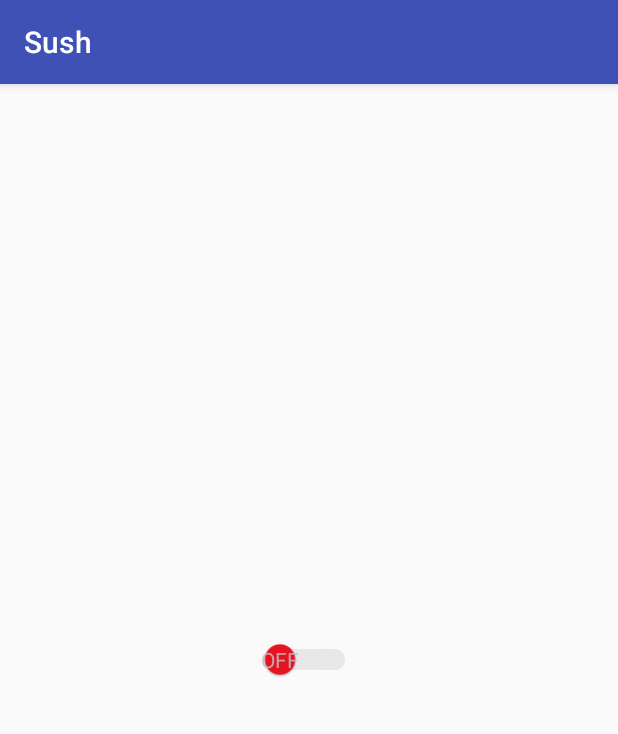
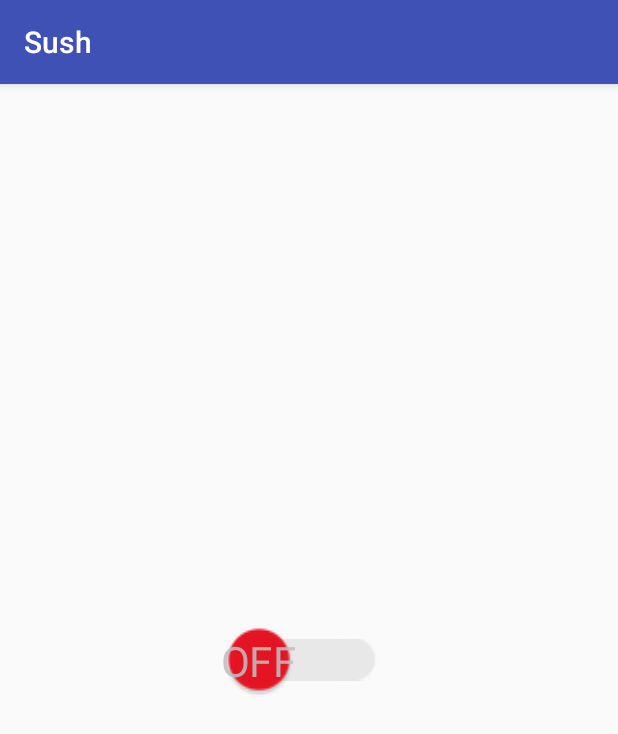
Before and after one commit to abhinavganguly1987/flip-sush, an Android app: the screen it shows after launch (SushMainActivity), on a phone screen of 412 x 824 dp. Shown: the top 734 px of the screen. Run offline under Robolectric (Android 15) with nearby library versions, the phone set to English and light mode, and no system bars.

Commit message:
added log switch and refactored on look and feel to make size of Toggle button big

```diff
--- /dev/null
+++ b/app/src/main/java/com/toto/sush/LogSwitch.java
@@ -0,0 +1,16 @@
+package com.toto.sush;
+
+/**
+ * Created by abhinavganguly on 28/05/2017.
+ */
+
+public class LogSwitch {
+
+    private static int LOG_LEVEL = 1;
+
+    public static boolean LOG_INFO = LOG_LEVEL>3;
+    public static boolean LOG_WARN = LOG_LEVEL>2;
+    public static boolean LOG_ERROR = LOG_LEVEL>0;
+
+
+}
--- a/app/src/main/res/layout/activity_sush_main.xml
+++ b/app/src/main/res/layout/activity_sush_main.xml
@@ -18,11 +18,10 @@
         android:layout_height="wrap_content"
         android:layout_centerInParent="true"
         android:textAlignment="center"
-        android:textStyle="bold"
+        android:textOn="@string/Switch_ON"
+        android:textOff="@string/Switch_OFF"
+        android:textSize="8sp"
+        android:theme="@style/susSwitch"
         app:showText="true"
-        app:switchMinWidth="70dp"
-        app:switchTextAppearance="@style/TextAppearance.AppCompat"
-        android:textOff="OFF"
-        android:textOn="ON"
-        android:theme="@style/susSwitch"/>
+        app:switchMinWidth="65dp" />
 </RelativeLayout>
--- a/app/src/main/res/values/strings.xml
+++ b/app/src/main/res/values/strings.xml
@@ -1,3 +1,6 @@
 <resources>
     <string name="app_name">Sush</string>
+    <string name="notification_caption">Sush is running...</string>
+    <string name="Switch_ON">ON</string>
+    <string name="Switch_OFF">OFF</string>
 </resources>
--- a/app/src/main/res/values/styles.xml
+++ b/app/src/main/res/values/styles.xml
@@ -17,6 +17,9 @@
 
         <!-- inactive track color (30% transparency) -->
         <item name="android:colorForeground">@color/grey</item>
+
+        <item name="android:scaleX">2</item>
+        <item name="android:scaleY">2</item>
     </style>
 
 </resources>
```
Also changed, not shown: app/src/main/java/com/toto/sush/SushIntentService.java (+19 -15 lines), app/src/main/java/com/toto/sush/SushMainActivity.java (+15 -9 lines).
